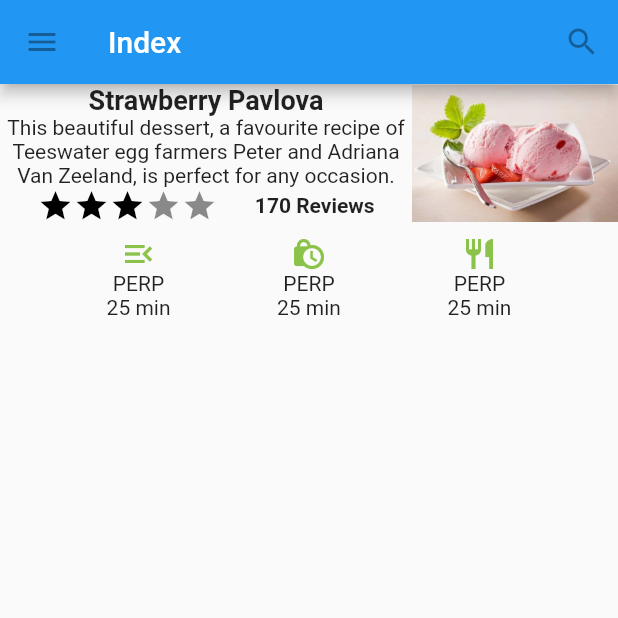
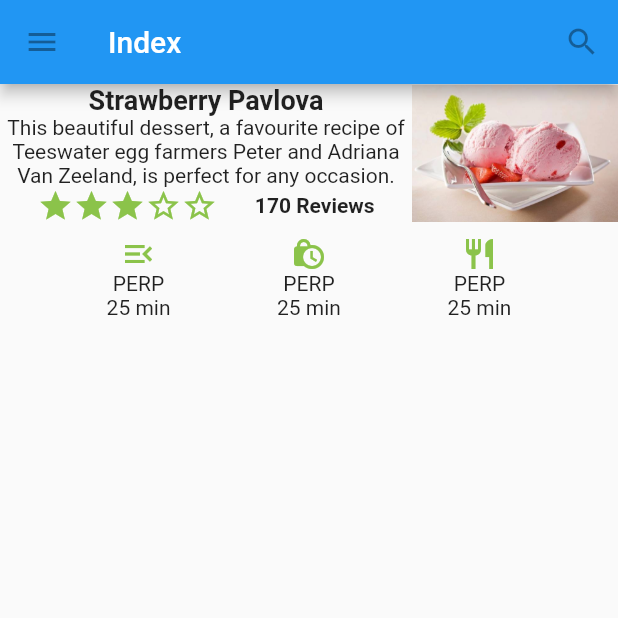
Before and after one commit to AmberAAA/flutter_demo, a Flutter app: the screen it shows after launch, on a phone screen of 412 x 824 dp, the top half of it. Run offline on Flutter 3.47's test engine with Material 2 defaults, Android fonts, the phone set to English and light mode, and no system bars; missing offline and left inert: dart:ffi.

Commit message:
优化代码

```diff
--- a/lib/demo/strawberry.dart
+++ b/lib/demo/strawberry.dart
@@ -13,11 +13,10 @@ class Strawberry extends StatelessWidget {
   /// 生成评分的ICON [number] 0 -5 分
   Row _genStarts(int number) {
     List<Widget> lint = [];
-    for (int i = 0; i < number; i++) {
-      lint.add(const Icon(Icons.star, color: Colors.black));
-    }
-    for (int i = lint.length; i < 5; i++) {
-      lint.add(const Icon(Icons.star, color: Colors.black45));
+    for (int i = 0; i < 5; i++) {
+      lint.add(i < number
+          ? const Icon(Icons.star, color: Colors.lightGreen)
+          : const Icon(Icons.star_outline, color: Colors.lightGreen));
     }
     return Row(
       children: lint,
@@ -62,7 +61,10 @@ class Strawberry extends StatelessWidget {
 
   Widget _infoItem(IconData icon, String title, String value) {
     return Column(children: [
-      Icon(icon, color: Colors.lightGreen,),
+      Icon(
+        icon,
+        color: Colors.lightGreen,
+      ),
       Text(title),
       Text(value),
     ]);
@@ -78,7 +80,8 @@ class Strawberry extends StatelessWidget {
 
   @override
   Widget build(BuildContext context) {
-    return Column(children: [
+    return Column(
+      children: [
         Row(
           mainAxisAlignment: MainAxisAlignment.spaceEvenly,
           crossAxisAlignment: CrossAxisAlignment.center,
@@ -97,6 +100,7 @@ class Strawberry extends StatelessWidget {
           margin: const EdgeInsets.fromLTRB(0, 8, 0, 0),
           child: _info(),
         )
-    ],);
+      ],
+    );
   }
 }
--- a/pubspec.yaml
+++ b/pubspec.yaml
@@ -59,6 +59,7 @@ flutter:
 
   assets:
     - images/strawberry.jpg
+    - images/lake.jpg
 
   # To add assets to your application, add an assets section, like this:
   # assets:
```
Also changed, not shown: images/lake.jpg (added). Lines whose indentation alone changed are shown as unchanged.
